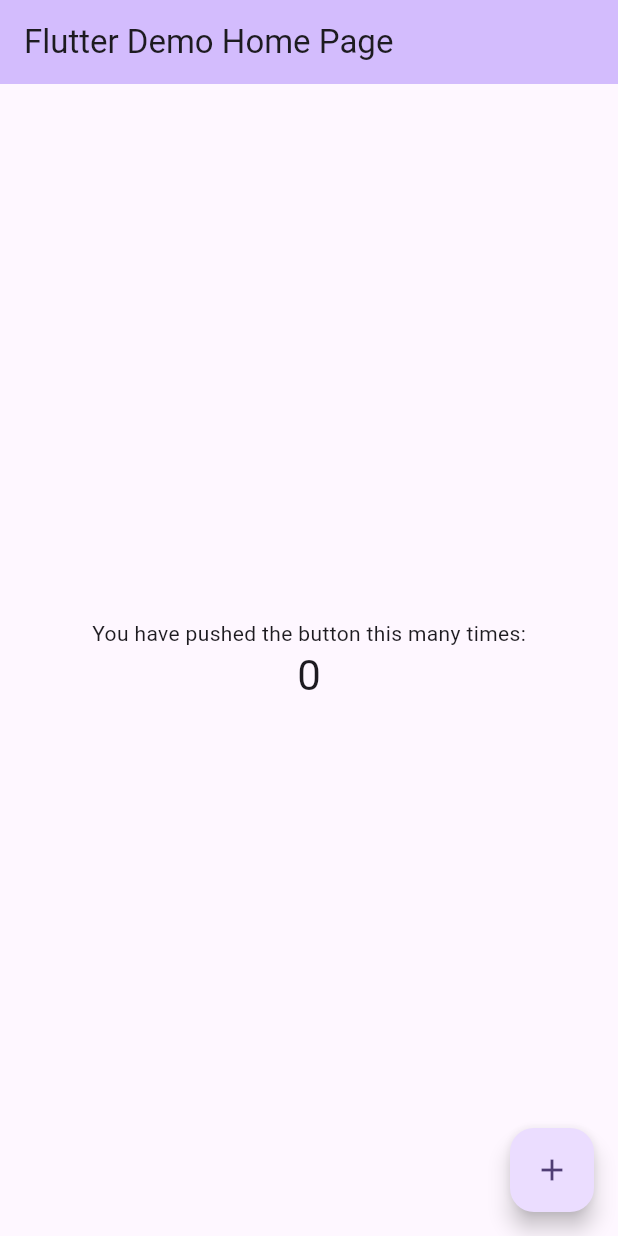
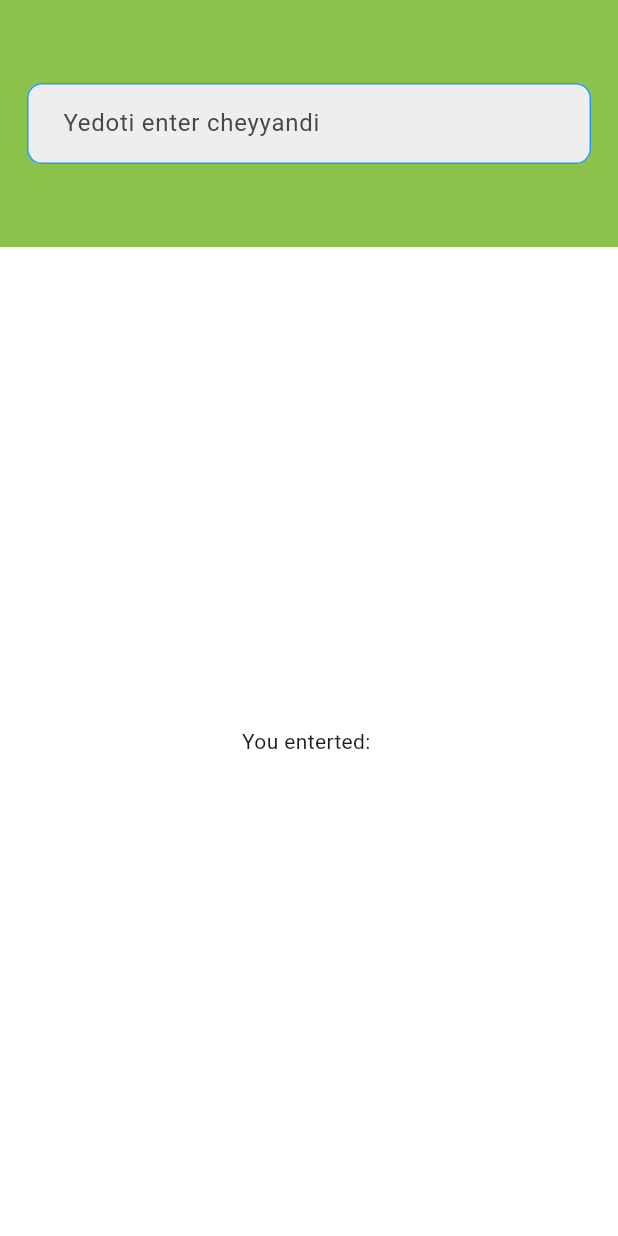
Before and after one commit to ChandraChaan/textfeild_class, a Flutter app: the screen it shows after launch, on a phone screen of 412 x 824 dp. Run offline on Flutter 3.47's test engine with Material 3 defaults, Android fonts, the phone set to English and light mode, and no system bars.

Commit message:
Text Feild class

```diff
--- a/lib/main.dart
+++ b/lib/main.dart
@@ -1,125 +1,81 @@
-import 'package:flutter/material.dart';
+import "package:flutter/material.dart";
 
-void main() {
+main() {
   runApp(const MyApp());
 }
 
 class MyApp extends StatelessWidget {
   const MyApp({super.key});
 
-  // This widget is the root of your application.
   @override
   Widget build(BuildContext context) {
-    return MaterialApp(
-      title: 'Flutter Demo',
-      theme: ThemeData(
-        // This is the theme of your application.
-        //
-        // TRY THIS: Try running your application with "flutter run". You'll see
-        // the application has a purple toolbar. Then, without quitting the app,
-        // try changing the seedColor in the colorScheme below to Colors.green
-        // and then invoke "hot reload" (save your changes or press the "hot
-        // reload" button in a Flutter-supported IDE, or press "r" if you used
-        // the command line to start the app).
-        //
-        // Notice that the counter didn't reset back to zero; the application
-        // state is not lost during the reload. To reset the state, use hot
-        // restart instead.
-        //
-        // This works for code too, not just values: Most code changes can be
-        // tested with just a hot reload.
-        colorScheme: ColorScheme.fromSeed(seedColor: Colors.deepPurple),
-        useMaterial3: true,
-      ),
-      home: const MyHomePage(title: 'Flutter Demo Home Page'),
+    return const MaterialApp(
+      debugShowCheckedModeBanner: false,
+      home: HomePage(),
     );
   }
 }
 
-class MyHomePage extends StatefulWidget {
-  const MyHomePage({super.key, required this.title});
-
-  // This widget is the home page of your application. It is stateful, meaning
-  // that it has a State object (defined below) that contains fields that affect
-  // how it looks.
-
-  // This class is the configuration for the state. It holds the values (in this
-  // case the title) provided by the parent (in this case the App widget) and
-  // used by the build method of the State. Fields in a Widget subclass are
-  // always marked "final".
-
-  final String title;
+class HomePage extends StatefulWidget {
+  const HomePage({super.key});
 
   @override
-  State<MyHomePage> createState() => _MyHomePageState();
+  State<HomePage> createState() => _HomePageState();
 }
 
-class _MyHomePageState extends State<MyHomePage> {
-  int _counter = 0;
-
-  void _incrementCounter() {
-    setState(() {
-      // This call to setState tells the Flutter framework that something has
-      // changed in this State, which causes it to rerun the build method below
-      // so that the display can reflect the updated values. If we changed
-      // _counter without calling setState(), then the build method would not be
-      // called again, and so nothing would appear to happen.
-      _counter++;
-    });
-  }
+class _HomePageState extends State<HomePage> {
+  String text = '';
 
   @override
   Widget build(BuildContext context) {
-    // This method is rerun every time setState is called, for instance as done
-    // by the _incrementCounter method above.
-    //
-    // The Flutter framework has been optimized to make rerunning build methods
-    // fast, so that you can just rebuild anything that needs updating rather
-    // than having to individually change instances of widgets.
     return Scaffold(
-      appBar: AppBar(
-        // TRY THIS: Try changing the color here to a specific color (to
-        // Colors.amber, perhaps?) and trigger a hot reload to see the AppBar
-        // change color while the other colors stay the same.
-        backgroundColor: Theme.of(context).colorScheme.inversePrimary,
-        // Here we take the value from the MyHomePage object that was created by
-        // the App.build method, and use it to set our appbar title.
-        title: Text(widget.title),
+      body: Column(
+        children: [
+          Expanded(
+              flex: 1,
+              child: Container(
+                color: Colors.lightGreen,
+                child: Center(
+                  child: Padding(
+                    padding: const EdgeInsets.all(18.0),
+                    child: TextField(
+                      onChanged: (String? val) {
+                        setState(() {
+                          text = val!;
+                        });
+                      },
+                      decoration: InputDecoration(
+                        hintText: 'Yedoti enter cheyyandi',
+                        border: OutlineInputBorder(
+                          borderRadius: BorderRadius.circular(10.0),
+                          borderSide: const BorderSide(color: Colors.blue),
+                        ),
+                        enabledBorder: OutlineInputBorder(
+                          borderRadius: BorderRadius.circular(10.0),
+                          borderSide: const BorderSide(color: Colors.blue),
+                        ),
+                        focusedBorder: OutlineInputBorder(
+                          borderRadius: BorderRadius.circular(10.0),
+                          borderSide: const BorderSide(color: Colors.blue, width: 2.0),
+                        ),
+                        filled: true,
+                        fillColor: Colors.grey[200],
+                        contentPadding: const EdgeInsets.symmetric(
+                            horizontal: 20.0, vertical: 15.0),
+                      ),
+                    ),
+                  ),
+                ),
+              )),
+          Expanded(
+              flex: 4,
+              child: Container(
+                width: double.infinity,
+                color: Colors.white,
+                child: Center(child: Text('You enterted: $text')),
+              )),
+        ],
       ),
-      body: Center(
-        // Center is a layout widget. It takes a single child and positions it
-        // in the middle of the parent.
-        child: Column(
-          // Column is also a layout widget. It takes a list of children and
-          // arranges them vertically. By default, it sizes itself to fit its
-          // children horizontally, and tries to be as tall as its parent.
-          //
-          // Column has various properties to control how it sizes itself and
-          // how it positions its children. Here we use mainAxisAlignment to
-          // center the children vertically; the main axis here is the vertical
-          // axis because Columns are vertical (the cross axis would be
-          // horizontal).
-          //
-          // TRY THIS: Invoke "debug painting" (choose the "Toggle Debug Paint"
-          // action in the IDE, or press "p" in the console), to see the
-          // wireframe for each widget.
-          mainAxisAlignment: MainAxisAlignment.center,
-          children: <Widget>[
-            const Text(
-              'You have pushed the button this many times:',
-            ),
-            Text(
-              '$_counter',
-              style: Theme.of(context).textTheme.headlineMedium,
-            ),
-          ],
-        ),
-      ),
-      floatingActionButton: FloatingActionButton(
-        onPressed: _incrementCounter,
-        tooltip: 'Increment',
-        child: const Icon(Icons.add),
-      ), // This trailing comma makes auto-formatting nicer for build methods.
     );
   }
 }
```
